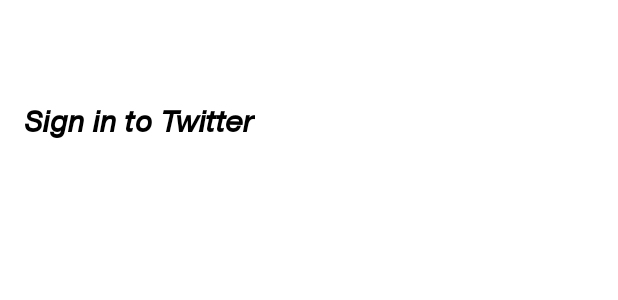
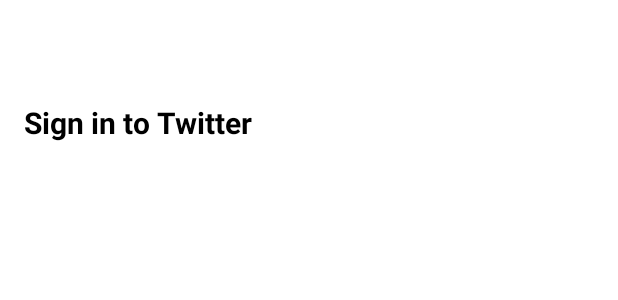
Before and after one commit to Suraj820/Twitterclone, an Android app: the layout fragment_login.xml on its own in the app's theme, with its tools: preview values and no code run, on a phone screen of 412 x 824 dp. Shown: the part 136-436 px from the top of the screen. Run offline under Robolectric (Android 15) with nearby library versions, the phone set to English and light mode, and no system bars.

Commit message:
removed Font

```diff
--- a/app/src/main/res/layout/fragment_login.xml
+++ b/app/src/main/res/layout/fragment_login.xml
@@ -21,7 +21,6 @@
         android:id="@+id/textView"
         android:layout_width="wrap_content"
         android:layout_height="wrap_content"
-        android:fontFamily="@font/helvetica_neue_medium_it"
         android:text="Sign in to Twitter"
         android:textColor="@color/black"
         android:textSize="20sp"
```
